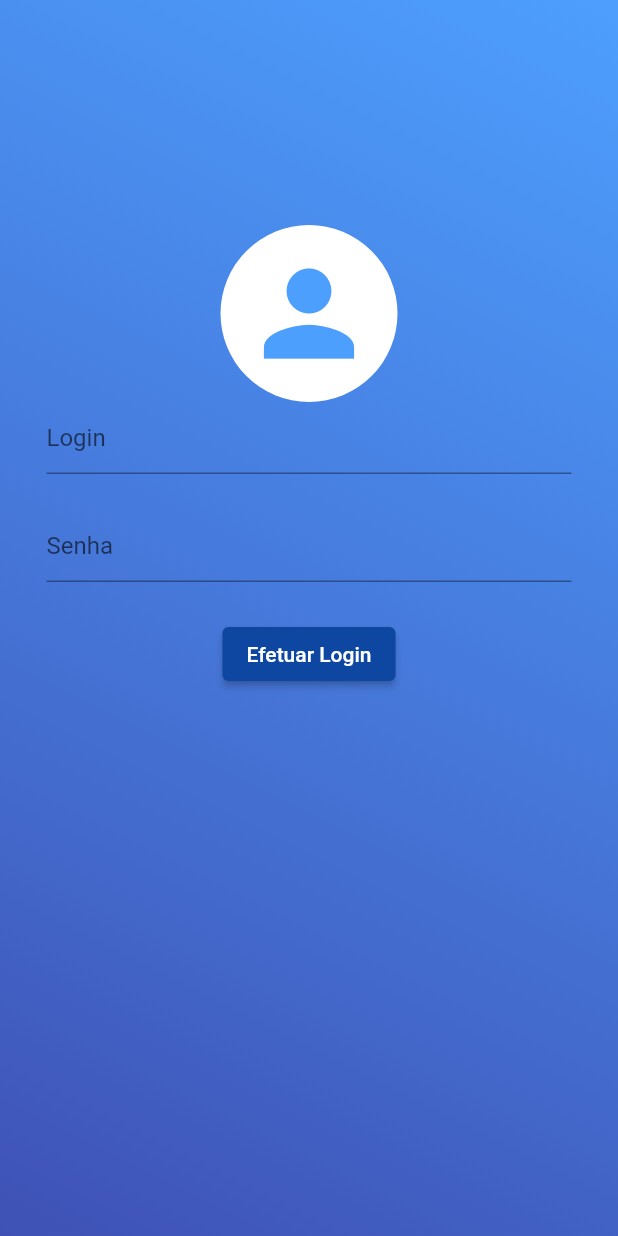
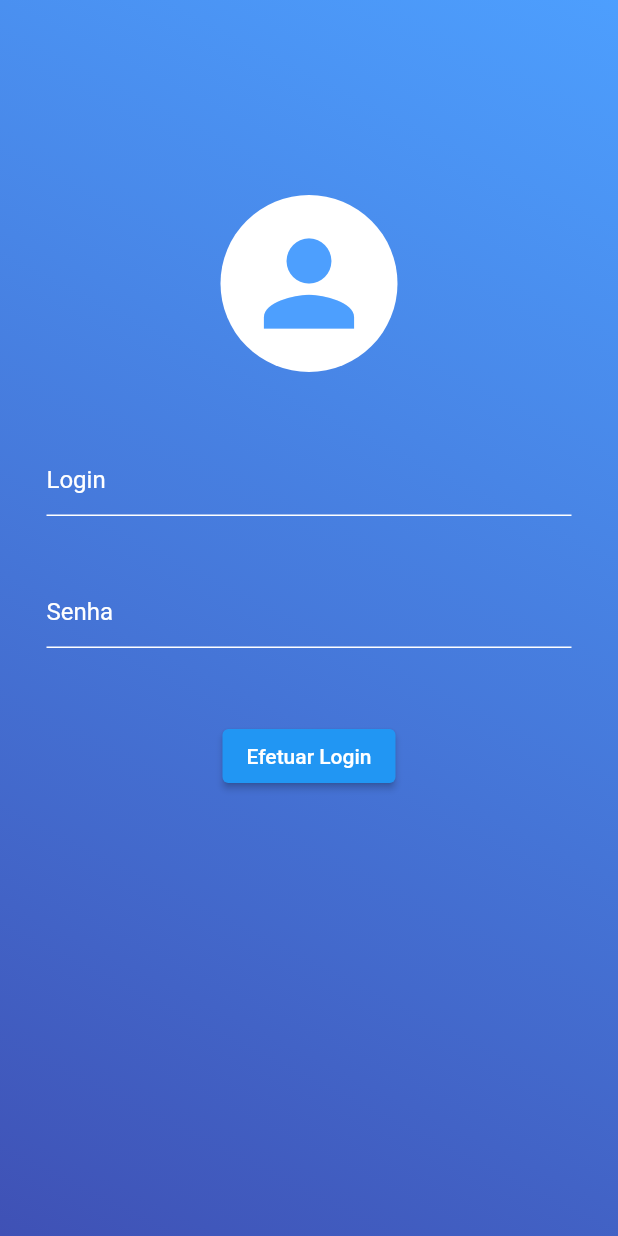
Before and after one commit to gui1andre/CRUD-Flutter-Getx, a Flutter app: the screen it shows after launch, on a phone screen of 412 x 824 dp. Run offline on Flutter 3.47's test engine with Material 2 defaults, Android fonts, the phone set to English and light mode, and no system bars; our stand-ins replace get.

Commit message:
refatoração e teste de login

```diff
--- a/lib/components/textformfield.dart
+++ /dev/null
@@ -1,40 +0,0 @@
-import 'package:flutter/material.dart';
-
-class TextFieldForm extends StatelessWidget {
-  const TextFieldForm(
-      {Key? key,
-      required this.textoCampo,
-      required this.controler,
-      required this.nomeCampo})
-      : super(key: key);
-  final String textoCampo;
-  final TextEditingController controler;
-  final String nomeCampo;
-
-  @override
-  Widget build(BuildContext context) {
-    return Padding(
-      padding: const EdgeInsets.only(bottom: 24),
-      child: SizedBox(
-        width: 350,
-        child: TextFormField(
-          style: TextStyle(
-            color: Colors.white
-          ),
-          validator: (value) {
-            if (value == null || value.isEmpty) {
-              return '$textoCampo.';
-            } else {
-              return null;
-            }
-          },
-          keyboardType: TextInputType.emailAddress,
-          controller: controler,
-          decoration: InputDecoration(
-            hintText: nomeCampo,
-          ),
-        ),
-      ),
-    );
-  }
-}
--- /dev/null
+++ b/lib/components/textformfields.dart
@@ -0,0 +1,86 @@
+import 'package:flutter/material.dart';
+
+class TextFieldFormLogin extends StatelessWidget {
+  const TextFieldFormLogin(
+      {Key? key,
+      required this.textoCampo,
+      required this.controler,
+      required this.nomeCampo, required this.textInputType})
+      : super(key: key);
+  final String textoCampo;
+  final TextEditingController controler;
+  final String nomeCampo;
+  final TextInputType textInputType;
+
+  @override
+  Widget build(BuildContext context) {
+
+    return Padding(
+      padding: const EdgeInsets.only(bottom: 24),
+      child: SizedBox(
+        width: 350,
+        child: TextFormField(
+          style: const TextStyle(
+            color: Colors.white
+          ),
+          validator: (value) {
+            if (value == null || value.isEmpty) {
+              return '$textoCampo.';
+            } else {
+              return null;
+            }
+          },
+          keyboardType: textInputType,
+          controller: controler,
+
+          decoration: InputDecoration(
+            hintStyle: const TextStyle(
+              color: Colors.white
+            ),
+            hintText: nomeCampo,
+            enabledBorder: const UnderlineInputBorder(
+                      borderSide:  BorderSide(color: Colors.white),
+                      ),
+              focusedBorder: const UnderlineInputBorder(
+                      borderSide: BorderSide(color: Colors.white),
+                   ),
+          ),
+        ),
+      ),
+    );
+  }
+}
+
+
+class TextFormFieldCadastro extends StatelessWidget {
+  const TextFormFieldCadastro({Key? key, required this.menssagemErro, required this.textInputType, required this.controller, required this.nomeCampo}) : super(key: key);
+  final String menssagemErro;
+  final TextInputType textInputType;
+  final TextEditingController controller;
+  final String nomeCampo;
+
+  @override
+  Widget build(BuildContext context) {
+    return
+                    Padding(
+                      padding: const EdgeInsets.only(top: 64),
+                      child: SizedBox(
+                        width: 350,
+                        child: TextFormField(
+                          validator: (value) {
+                            if (value == null || value.isEmpty) {
+                              return menssagemErro;
+                            } else {
+                              return null;
+                            }
+                          },
+                          keyboardType: textInputType,
+                          controller: controller,
+                          decoration: InputDecoration(
+                            hintText: nomeCampo,
+                          ),
+                        ),
+                      ),
+                    );
+  }
+}
--- a/lib/main.dart
+++ b/lib/main.dart
@@ -2,7 +2,7 @@ import 'package:crud/screens/add_pessoa.dart';
 import 'package:crud/screens/atualizarcadastro.dart';
 import 'package:flutter/material.dart';
 import 'package:get/get.dart';
-import 'components/textformfield.dart';
+import 'components/textformfields.dart';
 import 'screens/dashboard.dart';
 
 void main() {
@@ -54,7 +54,7 @@ class Login extends StatelessWidget {
             child: Column(
               children: [
                 Padding(
-                  padding: const EdgeInsets.only(top: 150),
+                  padding: const EdgeInsets.only(top: 130),
                   child: Container(
                     width: 118,
                     height: 118,
@@ -72,14 +72,40 @@ class Login extends StatelessWidget {
                 Form(
                   child: Column(
                     children: [
-                      TextFieldForm(controler: loginController, textoCampo: 'Preencher o Login', nomeCampo: 'Login',),
-                      TextFieldForm(controler: senhaController, textoCampo: 'Preencher a Senha', nomeCampo: 'Senha',),
+                      Padding(
+                        padding: const EdgeInsets.fromLTRB(0, 48, 0, 16),
+                        child: TextFieldFormLogin(
+                          controler: loginController,
+                          textoCampo: 'Preencher o Login',
+                          nomeCampo: 'Login',
+                          textInputType: TextInputType.emailAddress,
+                        ),
+                      ),
+                      Padding(
+                        padding: const EdgeInsets.only(bottom: 24),
+                        child: TextFieldFormLogin(
+                          controler: senhaController,
+                          textoCampo: 'Preencher a Senha',
+                          nomeCampo: 'Senha',
+                          textInputType: TextInputType.visiblePassword,
+                        ),
+                      ),
                       ElevatedButton(
                           onPressed: () {
-                            Get.offNamed('dashboard');
+                            if (_verificarLogin(
+                                loginController, senhaController)) {
+                              Get.offNamed('dashboard');
+                            } else {
+                              ScaffoldMessenger.of(context).showSnackBar(
+                              const SnackBar(
+                                content: Text("Login ou Senha Invalidos!"),
+                              ),
+                            );
+                            }
+
                           },
                           style: ElevatedButton.styleFrom(
-                              primary: Colors.blue.shade900),
+                              primary: Colors.blue.shade500),
                           child: const Text('Efetuar Login'))
                     ],
                   ),
@@ -91,4 +117,12 @@ class Login extends StatelessWidget {
       ),
     );
   }
+
+  bool _verificarLogin(
+      TextEditingController usuario, TextEditingController senha) {
+    if (usuario.text == 'guilherme' && senha.text == '123') {
+      return true;
+    }
+    return false;
+  }
 }
```
Also changed, not shown: lib/screens/add_pessoa.dart (+24 -47 lines), lib/screens/atualizarcadastro.dart (+14 -39 lines).
